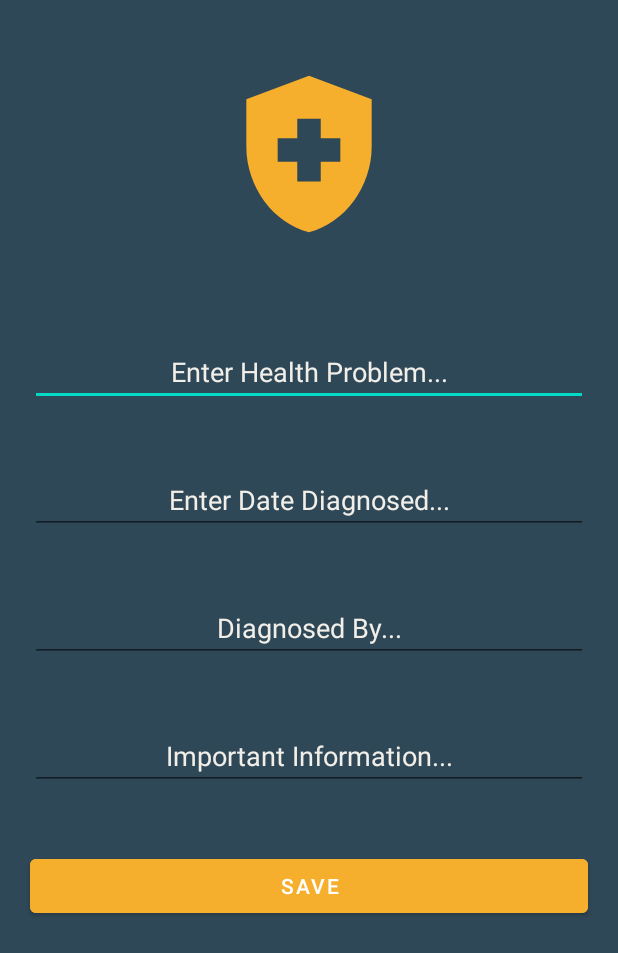
After one commit to jose-omar-landa/Health_Management_App, an Android app: the AddHealthHistoryPage screen opened directly, with no data from a screen before it, on a phone screen of 412 x 824 dp. The commit adds this screen. Shown: the top 953 px of the screen. Run offline under Robolectric (Android 15) with nearby library versions, the phone set to English and light mode, and no system bars.

Commit message:
created layout for "Enter Health History Page"

```diff
--- a/app/src/main/AndroidManifest.xml
+++ b/app/src/main/AndroidManifest.xml
@@ -11,6 +11,9 @@
         android:supportsRtl="true"
         android:theme="@style/Theme.HealthManagerApp"
         tools:targetApi="31">
+        <activity
+            android:name=".AddHealthHistoryPage"
+            android:exported="false" />
         <activity
             android:name=".NotesPage"
             android:exported="false" />
--- /dev/null
+++ b/app/src/main/java/com/example/healthmanagerapp/AddHealthHistoryPage.java
@@ -0,0 +1,14 @@
+package com.example.healthmanagerapp;
+
+import androidx.appcompat.app.AppCompatActivity;
+
+import android.os.Bundle;
+
+public class AddHealthHistoryPage extends AppCompatActivity {
+
+    @Override
+    protected void onCreate(Bundle savedInstanceState) {
+        super.onCreate(savedInstanceState);
+        setContentView(R.layout.activity_add_health_history_page);
+    }
+}
--- /dev/null
+++ b/app/src/main/res/layout/activity_add_health_history_page.xml
@@ -0,0 +1,72 @@
+<?xml version="1.0" encoding="utf-8"?>
+<LinearLayout xmlns:android="http://schemas.android.com/apk/res/android"
+    xmlns:app="http://schemas.android.com/apk/res-auto"
+    xmlns:tools="http://schemas.android.com/tools"
+    android:background="@color/main_background"
+    android:layout_width="match_parent"
+    android:layout_height="match_parent"
+    android:orientation="vertical"
+    tools:context=".AddHealthHistoryPage">
+
+    <ImageView
+        android:layout_width="wrap_content"
+        android:layout_height="wrap_content"
+        android:layout_gravity="center"
+        android:layout_margin="40dp"
+        android:src="@drawable/health_icon"
+        app:tint="@color/icon_color" />
+
+    <LinearLayout
+        android:layout_width="match_parent"
+        android:layout_height="wrap_content"
+        android:orientation="vertical">
+
+    <EditText
+        android:id="@+id/enterDiagnosis"
+        android:layout_width="match_parent"
+        android:layout_height="wrap_content"
+        android:textColorHint="@color/font_color"
+        android:layout_margin="20dp"
+        android:hint="Enter Health Problem..."
+        android:textAlignment="center"/>
+
+    <EditText
+        android:id="@+id/enterDateDiagnosed"
+        android:layout_width="match_parent"
+        android:layout_height="wrap_content"
+        android:textColorHint="@color/font_color"
+        android:hint="Enter Date Diagnosed..."
+        android:layout_margin="20dp"
+        android:textAlignment="center"/>
+
+    <EditText
+        android:id="@+id/enterDiagnosedBy"
+        android:layout_width="match_parent"
+        android:layout_height="wrap_content"
+        android:textColorHint="@color/font_color"
+        android:hint="Diagnosed By..."
+        android:layout_margin="20dp"
+        android:textAlignment="center"/>
+
+    <EditText
+        android:id="@+id/enteredImportantInfo"
+        android:layout_width="match_parent"
+        android:layout_height="wrap_content"
+        android:textColorHint="@color/font_color"
+        android:hint="Important Information..."
+        android:layout_margin="20dp"
+        android:textAlignment="center"/>
+
+    <Button
+        android:id="@+id/enterHealthHistorySaveButton"
+        android:layout_width="match_parent"
+        android:layout_height="wrap_content"
+        android:layout_margin="20dp"
+        android:backgroundTint="@color/icon_color"
+        android:text="SAVE"
+        android:layout_gravity="center"/>
+
+    </LinearLayout>
+
+
+</LinearLayout>
```
Also changed, not shown: app/src/main/java/com/example/healthmanagerapp/MainActivity.java (+4 -16 lines), app/src/main/res/layout/activity_health_history_page.xml (+27 -7 lines).
